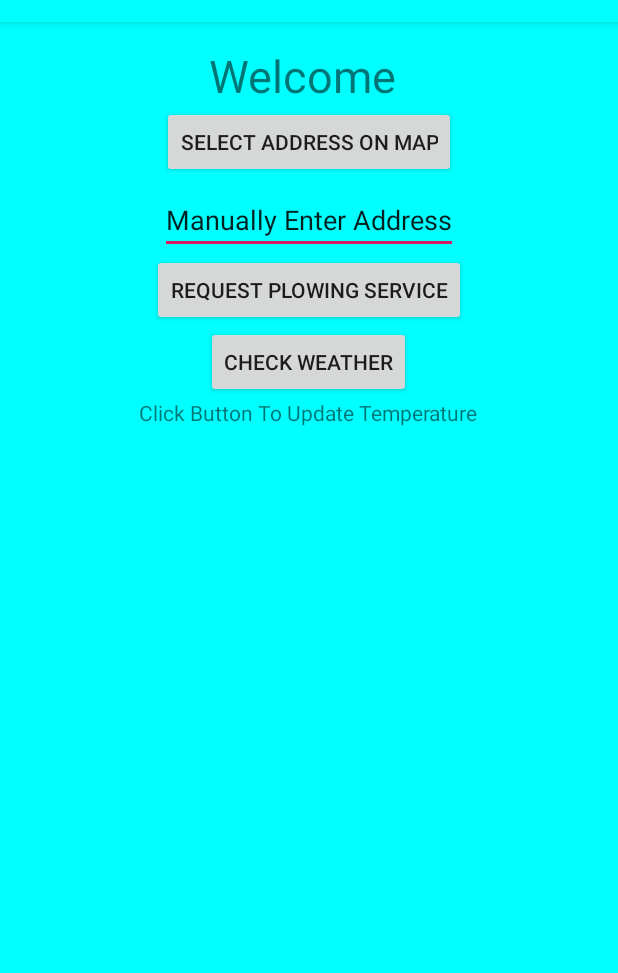
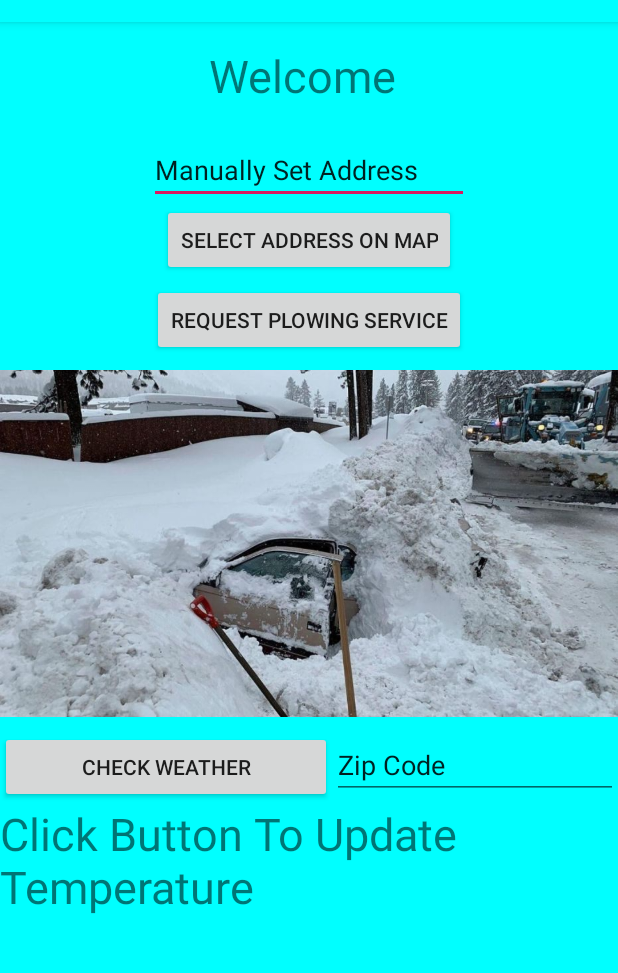
Before and after one commit to mschaller2/Plowed, an Android app: the ClientUserActivity screen opened directly, with no data from a screen before it, after a tap on "CHECK WEATHER", on a phone screen of 412 x 824 dp, the part 62-1035 px from its top. Run offline under Robolectric (Android 15) with nearby library versions, the phone set to English and light mode, and no system bars; our stand-ins replace Firebase (no records; nobody signed in at launch, a user with empty details on screens opened directly); libraries missing offline, so code that uses them is left out: com.androdocs.httprequest.

Commit message:
update to stormy's code with button functionality
Signed-off-by: mschaller2 <37004867+mschaller2@users.noreply.github.com>

```diff
--- a/app/src/main/java/com/example/plowed/ClientUserActivity.java
+++ b/app/src/main/java/com/example/plowed/ClientUserActivity.java
@@ -1,61 +1,65 @@
 package com.example.plowed;
 
-import android.app.Notification;
-import android.app.PendingIntent;
+import android.Manifest;
 import android.content.Context;
 import android.content.Intent;
-import android.content.SharedPreferences;
-import android.graphics.Color;
+import android.content.pm.PackageManager;
+import android.location.Address;
+import android.location.Geocoder;
 import android.location.Location;
+import android.location.LocationManager;
 import android.os.AsyncTask;
+import android.os.Build;
 import android.os.Bundle;
+import android.text.Editable;
+import android.text.TextWatcher;
+import android.util.Log;
 import android.view.Menu;
 import android.view.MenuInflater;
 import android.view.MenuItem;
 import android.view.View;
-import android.webkit.WebView;
 import android.widget.Button;
 import android.widget.EditText;
 import android.widget.TextView;
 import android.widget.Toast;
 
+import com.google.android.gms.maps.GoogleMap;
+import com.google.android.gms.maps.model.LatLng;
 import com.google.firebase.auth.FirebaseAuth;
 import com.google.firebase.auth.FirebaseUser;
 
 import com.androdocs.httprequest.HttpRequest;
 
-import java.io.BufferedInputStream;
-import java.io.BufferedReader;
-import java.io.IOException;
-import java.io.InputStream;
-import java.io.InputStreamReader;
-import java.net.HttpURLConnection;
-import java.net.MalformedURLException;
-import java.net.URL;
-import java.net.URLConnection;
+import java.util.List;
 import java.util.Locale;
 
 import androidx.annotation.NonNull;
 import androidx.appcompat.app.AppCompatActivity;
+import androidx.core.app.ActivityCompat;
 import androidx.core.app.NotificationManagerCompat;
+import androidx.core.content.ContextCompat;
 
 import org.json.JSONException;
 import org.json.JSONObject;
 
-import static com.example.plowed.App.CHANNEL_1_ID;
-
 public class ClientUserActivity extends AppCompatActivity {
+    private static final String API_KEY = "3949111d62c8c82567dd618909b7f86d";
+    private static final String ZIP_REGEX ="^\\d{5}$";
     TextView clientName;
     TextView temperature;
     Button toMap;
     EditText address;
+    EditText zipCodeIn;
 
     private NotificationManagerCompat notificationManager;
     private static final int LOGOUT = 2;
     private static final int DELETE = 3;
     private FirebaseUser mUser;
-    String City = "madison";
-    String API = "";
+    private String zipCode = "53711";
+    private LocationManager locationManager;
+    private Location location;
+    private boolean zipEdit;
+
     @Override
     protected void onCreate(Bundle savedInstanceState) {
         super.onCreate(savedInstanceState);
@@ -66,11 +70,71 @@ public class ClientUserActivity extends AppCompatActivity {
         mUser = FirebaseAuth.getInstance().getCurrentUser();
         temperature = (TextView) findViewById(R.id.temperature);
         temperature.setText("Click Button To Update Temperature");
+        zipCodeIn = (EditText) findViewById(R.id.zipCodeIn);
+
+        zipCodeIn.addTextChangedListener(new TextWatcher() {
+            @Override
+            public void beforeTextChanged(CharSequence s, int start, int count, int after) {
+            }
+            @Override
+            public void onTextChanged(CharSequence s, int start, int before, int count) {
+                zipEdit = true;
+            }
+            @Override
+            public void afterTextChanged(Editable s) {
+            }
+        });
+        locationManager = (LocationManager) this.getSystemService(Context.LOCATION_SERVICE);
+
+        if (Build.VERSION.SDK_INT < 23) {
+            startListening();
+        } else {
+            if (ContextCompat.checkSelfPermission(this, Manifest.permission.ACCESS_FINE_LOCATION) != PackageManager.PERMISSION_GRANTED) {
+                ActivityCompat.requestPermissions(this, new String[]{Manifest.permission.ACCESS_FINE_LOCATION}, 1);
+            } else {
+                location = locationManager.getLastKnownLocation(LocationManager.GPS_PROVIDER);
+            }
+        }
         userConfig();
+
+    }
+    public void startListening(){
+        if (ContextCompat.checkSelfPermission(this, Manifest.permission.ACCESS_FINE_LOCATION) == PackageManager.PERMISSION_GRANTED){
+            locationManager = (LocationManager) this.getSystemService(Context.LOCATION_SERVICE);
+            location = locationManager.getLastKnownLocation(LocationManager.GPS_PROVIDER);
+            updateLocationInfo(location);
+        }
+    }
+    @Override
+    public void onRequestPermissionsResult(int requestCode, @NonNull String[] permissions, @NonNull int[] grantResults){
+        super.onRequestPermissionsResult(requestCode, permissions, grantResults);
+        if (grantResults.length > 0 && grantResults[0] == PackageManager.PERMISSION_GRANTED){
+            startListening();
+        }
+    }
+    public void updateLocationInfo(Location location) {
+        if (location != null) {
+            Geocoder geo = new Geocoder(this, Locale.getDefault());
+            try{
+                List<Address> address = geo.getFromLocation(location.getLatitude(), location.getLongitude(), 1);
+                zipCode = address.get(0).getPostalCode();
+            }catch(Exception e){
+                Log.e("update loc info error", e.toString());
+            }
+        }
     }
 
     public void updateWeather(View view) {
-        new weatherTask().execute();
+        if(location == null || zipEdit){
+            if (zipEdit && zipCodeIn.getText().toString().matches(ZIP_REGEX)){
+                zipCode = zipCodeIn.getText().toString();
+                new weatherTask().execute();
+            }else{
+                Toast.makeText(this, "Invalid zip.", Toast.LENGTH_LONG).show();
+            }
+        }else{
+            new weatherTask().execute();
+        }
     }
 
     class weatherTask extends AsyncTask<String, Void, String> {
@@ -80,8 +144,7 @@ public class ClientUserActivity extends AppCompatActivity {
         }
 
         protected String doInBackground(String... args) {
-            String response = HttpRequest.excuteGet("https://api.openweathermap.org/data/2.5/weather?q=" + City + "&appid=" + API+"&units=imperial");
-            return response;
+            return HttpRequest.excuteGet("https://api.openweathermap.org/data/2.5/weather?zip=" + zipCode + "&appid=" + API_KEY +"&units=imperial");
         }
 
         @Override
@@ -92,10 +155,10 @@ public class ClientUserActivity extends AppCompatActivity {
                 JSONObject jsonObj = new JSONObject(result);
                 JSONObject main = jsonObj.getJSONObject("main");
                 String temp = main.getString("temp") ;
-                temperature.setText(temp + "Degrees F");
+                temperature.setText(temp + " Degrees F");
 
             } catch (JSONException e) {
-
+                Log.e("weather error", e.toString());
             }
 
         }
--- a/app/src/main/res/layout/user_menu.xml
+++ b/app/src/main/res/layout/user_menu.xml
@@ -8,11 +8,21 @@
         android:id="@+id/client"
         android:layout_width="wrap_content"
         android:layout_height="wrap_content"
+        android:layout_gravity="center"
+        android:layout_marginBottom="20dp"
+        android:layout_marginTop="15dp"
         android:text="@string/welcome_client"
-        android:textSize="30sp"
+        android:textSize="30sp" />
+
+
+    <EditText
+        android:id="@+id/address"
+        android:layout_width="wrap_content"
+        android:layout_height="wrap_content"
         android:layout_gravity="center"
-        android:layout_marginTop="15dp"/>
-
+        android:ems="10"
+        android:inputType="textPostalAddress"
+        android:text="Manually Set Address" />
 
     <Button
         android:id="@+id/toMap"
@@ -23,12 +33,6 @@
         android:onClick="goToMap"
         android:text="Select Address on Map" />
 
-    <EditText
-        android:layout_width="wrap_content"
-        android:layout_height="wrap_content"
-        android:layout_gravity="center"
-        android:text="Manually Enter Address"
-        android:id="@+id/address"/>
     <Button
         android:id="@+id/confirm"
         android:layout_width="wrap_content"
@@ -37,19 +41,38 @@
         android:onClick="goToConfirmationListing"
         android:text="Request Plowing Service" />  <!-- For future use of the confirm page-->
 
-    <Button
-        android:id="@+id/check_Weather"
-        android:layout_width="wrap_content"
+    <ImageView
+        android:id="@+id/imageView2"
+        android:layout_width="match_parent"
+        android:layout_height="250dp"
+        app:srcCompat="@drawable/stuck" />
+
+    <LinearLayout
+        android:layout_width="match_parent"
         android:layout_height="wrap_content"
-        android:layout_gravity="center"
-        android:onClick="updateWeather"
-        android:text="Check Weather" />
+        android:orientation="horizontal">
+
+        <Button
+            android:id="@+id/check_Weather"
+            android:layout_width="221dp"
+            android:layout_height="wrap_content"
+            android:onClick="updateWeather"
+            android:text="Check Weather" />
+
+        <EditText
+            android:id="@+id/zipCodeIn"
+            android:layout_width="match_parent"
+            android:layout_height="wrap_content"
+            android:ems="10"
+            android:inputType="textPersonName"
+            android:text="Zip Code" />
+    </LinearLayout>
 
     <TextView
         android:id="@+id/temperature"
         android:layout_width="wrap_content"
         android:layout_height="wrap_content"
-        android:layout_gravity="center"
-        android:text="Temperature is" />
+        android:text="Temperature is"
+        android:textSize="30dp" />
 
 </LinearLayout>
```
